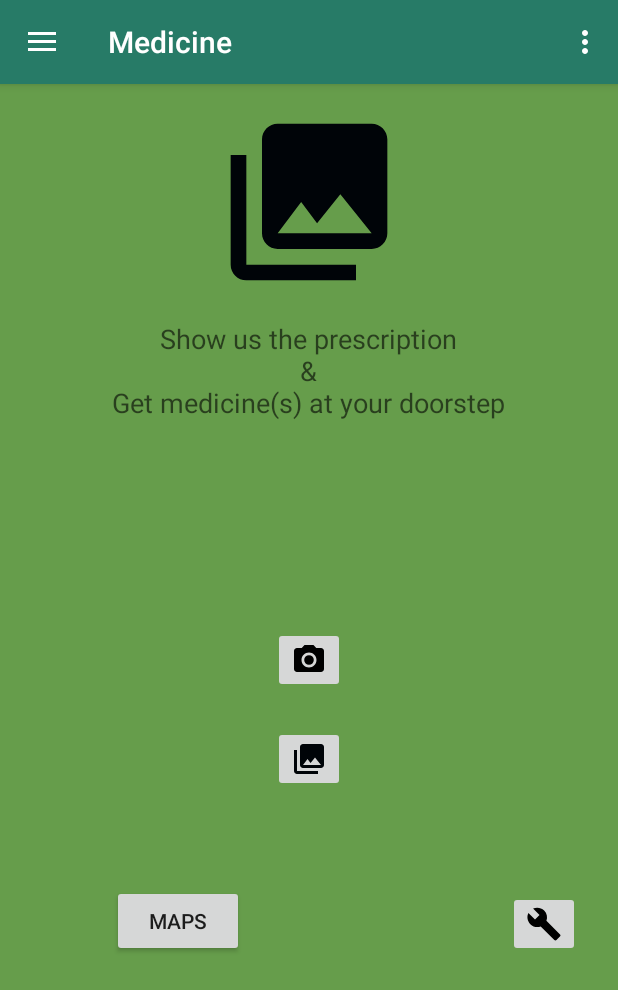
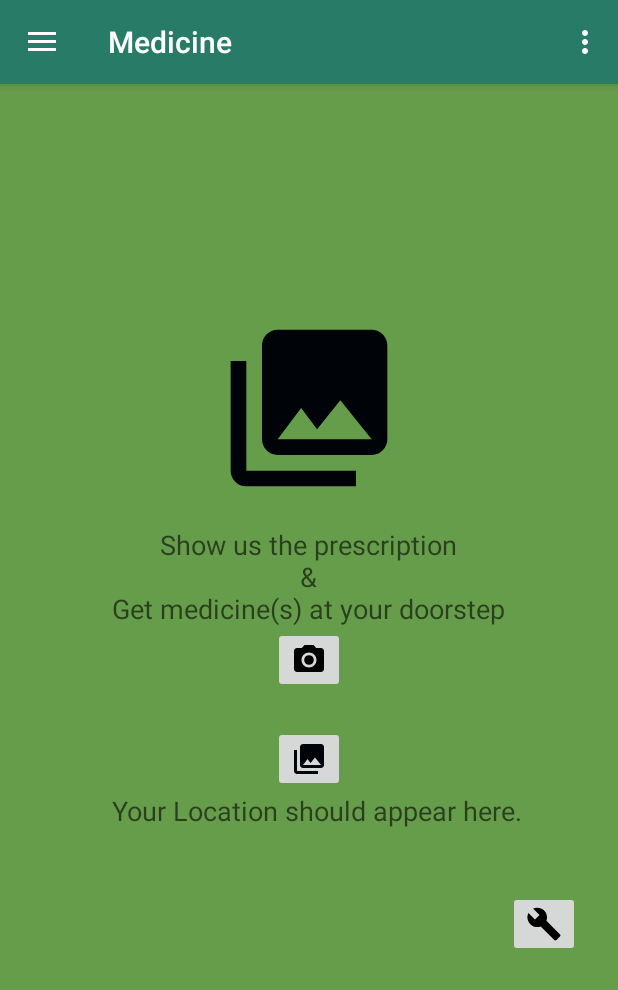
Before and after one commit to anurag145/Internship-APP, an Android app: the MainActivity screen opened directly, with no data from a screen before it, on a phone screen of 412 x 824 dp. Shown: the top 990 px of the screen. Run offline under Robolectric (Android 15) with nearby library versions, the phone set to English and light mode, and no system bars.

Commit message:
location service added

```diff
--- a/app/src/main/java/medicine/android/com/medicine/MainActivity.java
+++ b/app/src/main/java/medicine/android/com/medicine/MainActivity.java
@@ -21,6 +21,7 @@ import android.widget.Button;
 import android.widget.ImageButton;
 import android.widget.ImageView;
 import android.widget.ListView;
+import android.widget.TextView;
 import android.widget.Toast;
 
 import java.util.ArrayList;
@@ -30,12 +31,13 @@ public class MainActivity extends AppCompatActivity
 
         implements NavigationView.OnNavigationItemSelectedListener, View.OnClickListener {
     ImageButton upload,list,cart;
-    Button maps;
+    private int location =1;
+
 private Intent intent;
     private ImageView imageView;
     private ImageView imageView1;
     private Dialog dialog;
-
+  private TextView textView;
 
 
     @Override
@@ -48,8 +50,9 @@ private Intent intent;
         upload = (ImageButton)findViewById(R.id.imageButton);
         list = (ImageButton)findViewById(R.id.imageButton2);
         cart = (ImageButton) findViewById(R.id.imageButton3);
-        maps= (Button) findViewById(R.id.button2);
 
+
+       textView=(TextView)findViewById(R.id.textView7) ;
 
 
         upload.setOnClickListener(this);
@@ -57,7 +60,7 @@ private Intent intent;
         list.setOnClickListener(this) ;
 
         cart.setOnClickListener(this);
-        maps.setOnClickListener(this);
+
 
 
 
@@ -73,6 +76,8 @@ private Intent intent;
 
         NavigationView navigationView = (NavigationView) findViewById(R.id.nav_view);
         navigationView.setNavigationItemSelectedListener(this);
+        intent = new Intent(this,GetLocation.class);
+        startActivityForResult(intent,location);
     }
     public void diagfrag()
     {
@@ -173,12 +178,17 @@ private Intent intent;
                 intent = new Intent(MainActivity.this,Cart.class);
                 startActivity(intent);
                 break;
-            case R.id.button2:
-                intent = new Intent(MainActivity.this,MapsActivity.class);
-                startActivity(intent);
 
-                break;
             default: break;
         }
     }
+    @Override
+    protected void onActivityResult(int requestCode, int resultCode, Intent data) {
+
+
+            if(resultCode == location){
+               textView.setText( data.getStringExtra("result"));
+            }
+
+        }
 }
--- a/app/src/main/res/layout/content_main.xml
+++ b/app/src/main/res/layout/content_main.xml
@@ -15,10 +15,9 @@
         android:layout_width="match_parent"
         android:layout_height="125dp"
         android:id="@+id/imageView2"
-        android:layout_alignParentTop="true"
-        android:layout_alignParentLeft="true"
-        android:layout_alignParentStart="true"
-        android:src="@drawable/ic_menu_gallery"/>
+        android:src="@drawable/ic_menu_gallery"
+        android:layout_above="@+id/textView2"
+        android:layout_alignParentStart="true" />
 
     <TextView
         android:layout_width="wrap_content"
@@ -29,7 +28,7 @@
         android:paddingTop="16dp"
         android:textAlignment="center"
 
-        android:layout_below="@+id/imageView2"
+        android:layout_above="@+id/imageButton"
         android:layout_centerHorizontal="true" />
 
     <ImageButton
@@ -60,12 +59,15 @@
         android:layout_alignParentEnd="true"
         android:layout_marginTop="66dp" />
 
-    <Button
+
+
+    <TextView
         android:layout_width="wrap_content"
         android:layout_height="wrap_content"
-        android:text="Maps"
-        android:id="@+id/button2"
-        android:layout_alignBottom="@+id/imageButton3"
+        android:textAppearance="?android:attr/textAppearanceMedium"
+        android:text="Your Location should appear here."
+        android:id="@+id/textView7"
+        android:layout_below="@+id/imageButton2"
         android:layout_alignStart="@+id/textView2" />
 
 
--- a/app/src/main/res/values/strings.xml
+++ b/app/src/main/res/values/strings.xml
@@ -6,7 +6,6 @@
 
     <string name="action_settings">Settings</string>
     <string name="title_activity_my_orders">My Orders</string>
-
 
 
     <string name="title_activity_orders">Orders</string>
```
Also changed, not shown: app/src/main/AndroidManifest.xml (+5 -19 lines), app/src/main/java/medicine/android/com/medicine/GeocodeAddressIntentService.java (added, +102 -0 lines), app/src/main/java/medicine/android/com/medicine/GetLocation.java (added, +151 -0 lines), app/src/main/res/layout/activity_get_location.xml (added, +21 -0 lines), 1 other file.
